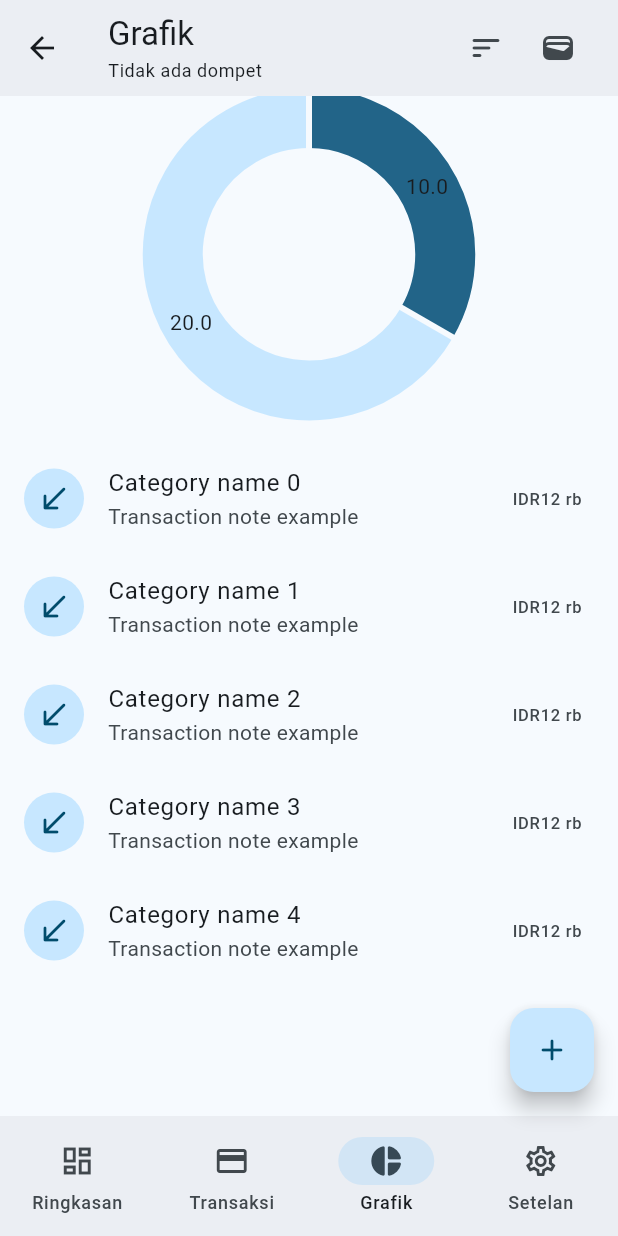
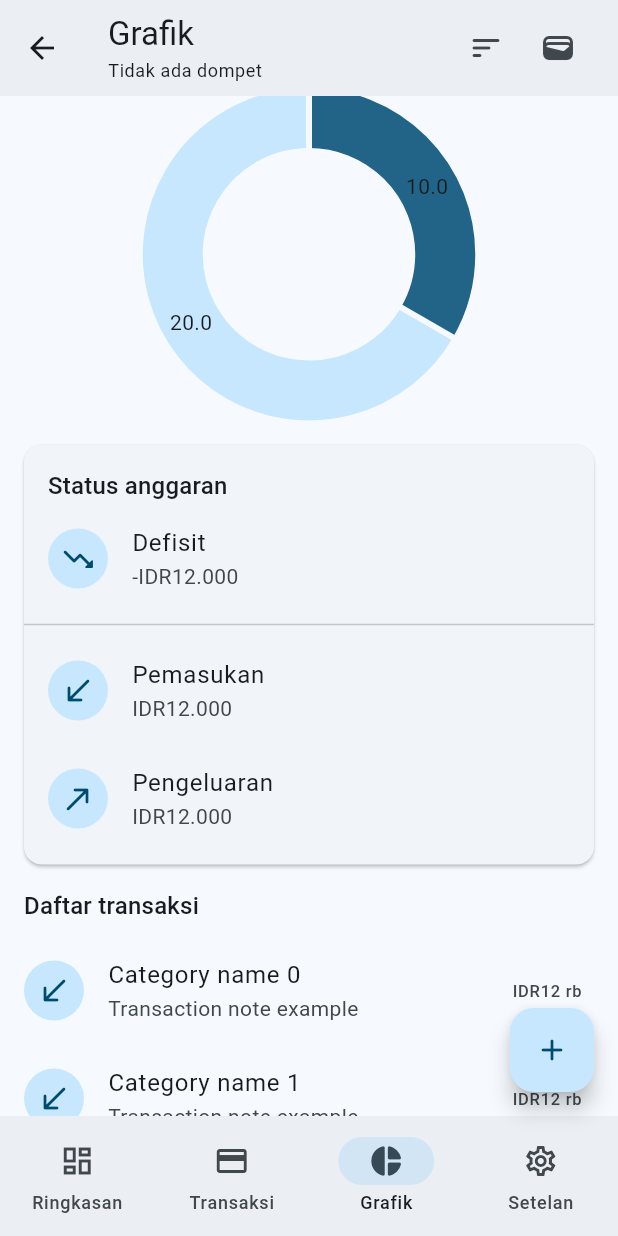
Before and after one commit to rizalanggoro/flutter_cashflow, a Flutter app: the HomeChartPage screen opened by its route, scrolled down 451 dp, on a phone screen of 412 x 824 dp. Run offline on Flutter 3.47's test engine with Material 3 defaults, Android fonts, the phone set to English and light mode, and no system bars; drawn by our look-alikes of fl_chart; our stand-ins replace auto_route, currency_text_input_formatter, dartz, faker, flutter_hooks, gap and 3 more; accounts and stored records are empty; generated files the repository leaves out were written again.

Commit message:
add feat: budget status

```diff
--- a/lib/features/home_chart/presentation/page.dart
+++ b/lib/features/home_chart/presentation/page.dart
@@ -273,6 +273,8 @@ class HomeChartPage extends HookConsumerWidget {
             ),
           ),
           const Gap(8),
+
+          // detail statistics
           const Divider(),
           Padding(
             padding: const EdgeInsets.only(
@@ -338,6 +340,63 @@ class HomeChartPage extends HookConsumerWidget {
           ),
           const Gap(16),
 
+          // card income, expense
+          Card(
+            margin: const EdgeInsets.only(
+              left: 16,
+              right: 16,
+            ),
+            child: Column(
+              crossAxisAlignment: CrossAxisAlignment.start,
+              children: [
+                Padding(
+                  padding: const EdgeInsets.only(
+                    left: 16,
+                    right: 16,
+                    top: 16,
+                  ),
+                  child: Text(
+                    'Status anggaran',
+                    style: context.textTheme.titleMedium,
+                  ),
+                ),
+                ListTile(
+                  leading: const CircleAvatar(
+                    child: Icon(Icons.trending_down_rounded),
+                  ),
+                  title: const Text('Defisit'),
+                  subtitle: Text(NumberFormat.currency().format(-12000)),
+                ),
+                const Divider(),
+                ListTile(
+                  leading:
+                      const CircleAvatar(child: Icon(Icons.south_west_rounded)),
+                  title: const Text('Pemasukan'),
+                  subtitle: Text(NumberFormat.currency().format(12000)),
+                ),
+                ListTile(
+                  leading:
+                      const CircleAvatar(child: Icon(Icons.north_east_rounded)),
+                  title: const Text('Pengeluaran'),
+                  subtitle: Text(NumberFormat.currency().format(12000)),
+                ),
+                const Gap(8),
+              ],
+            ),
+          ),
+
+          Padding(
+            padding: const EdgeInsets.only(
+              left: 16,
+              top: 16,
+              bottom: 8,
+            ),
+            child: Text(
+              'Daftar transaksi',
+              style: context.textTheme.titleMedium,
+            ),
+          ),
+
           // transactions
           ListView.builder(
             itemBuilder: (context, index) {
```
